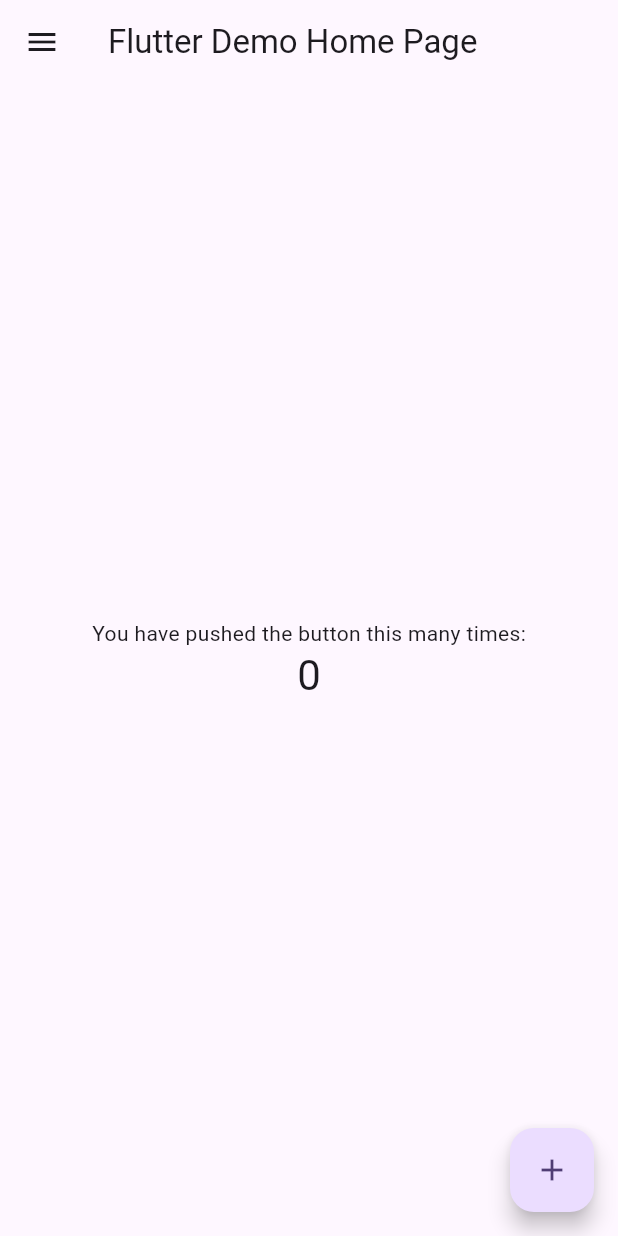
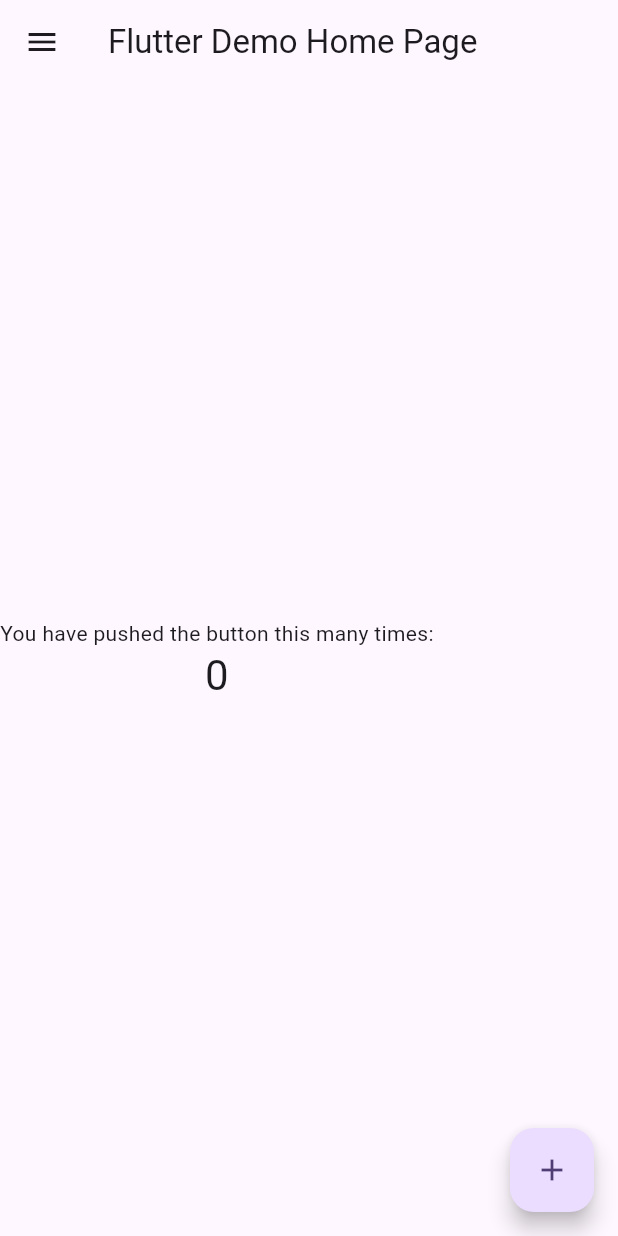
Before and after one commit to ROSPDK/SketchwareFuModWebsite, a Flutter app: the screen it shows after launch, on a phone screen of 412 x 824 dp. Run offline on Flutter 3.47's test engine with Material 3 defaults, Android fonts, the phone set to English and light mode, and no system bars.

Commit message:
Update main.dart

```diff
--- a/sketchwarefumodwebflutter/lib/main.dart
+++ b/sketchwarefumodwebflutter/lib/main.dart
@@ -59,8 +59,8 @@ class _MyHomePageState extends State<MyHomePage> {
               label: Text('Item $i'),
             ),
         ]),
-      body: Center(
-        child: Column(
+      body: Column(
+        //child: Column(
           mainAxisAlignment: MainAxisAlignment.center,
           children: <Widget>[
             const Text(
@@ -72,7 +72,7 @@ class _MyHomePageState extends State<MyHomePage> {
             ),
           ],
         ),
-      ),
+      //),
       floatingActionButton: FloatingActionButton(
         onPressed: _incrementCounter,
         tooltip: 'Increment',
```
